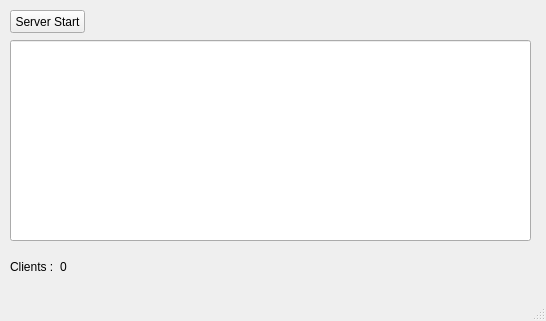
Old version of the form book/Chapter12/ChatServer/mainwindow.ui in the repository kiam123/qt-tutorial.
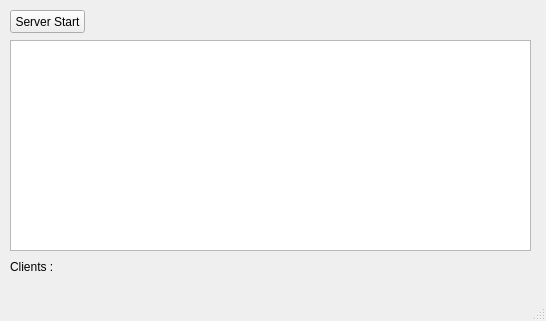
New version of the form.

```diff
--- a/book/Chapter12/ChatServer/mainwindow.ui
+++ b/book/Chapter12/ChatServer/mainwindow.ui
@@ -14,16 +14,6 @@
    <string>MainWindow</string>
   </property>
   <widget class="QWidget" name="centralwidget">
-   <widget class="QLineEdit" name="lineEdit">
-    <property name="geometry">
-     <rect>
-      <x>10</x>
-      <y>40</y>
-      <width>521</width>
-      <height>201</height>
-     </rect>
-    </property>
-   </widget>
    <widget class="QPushButton" name="pushButton">
     <property name="geometry">
      <rect>
@@ -47,21 +37,18 @@
      </rect>
     </property>
     <property name="text">
-     <string>Clients :</string>
+     <string>Clients : 0</string>
     </property>
    </widget>
-   <widget class="QLabel" name="label_2">
+   <widget class="QTextEdit" name="textEdit">
     <property name="geometry">
      <rect>
-      <x>60</x>
-      <y>260</y>
-      <width>47</width>
-      <height>13</height>
+      <x>10</x>
+      <y>40</y>
+      <width>521</width>
+      <height>211</height>
      </rect>
     </property>
-    <property name="text">
-     <string>0</string>
-    </property>
    </widget>
   </widget>
   <widget class="QMenuBar" name="menubar">
```
